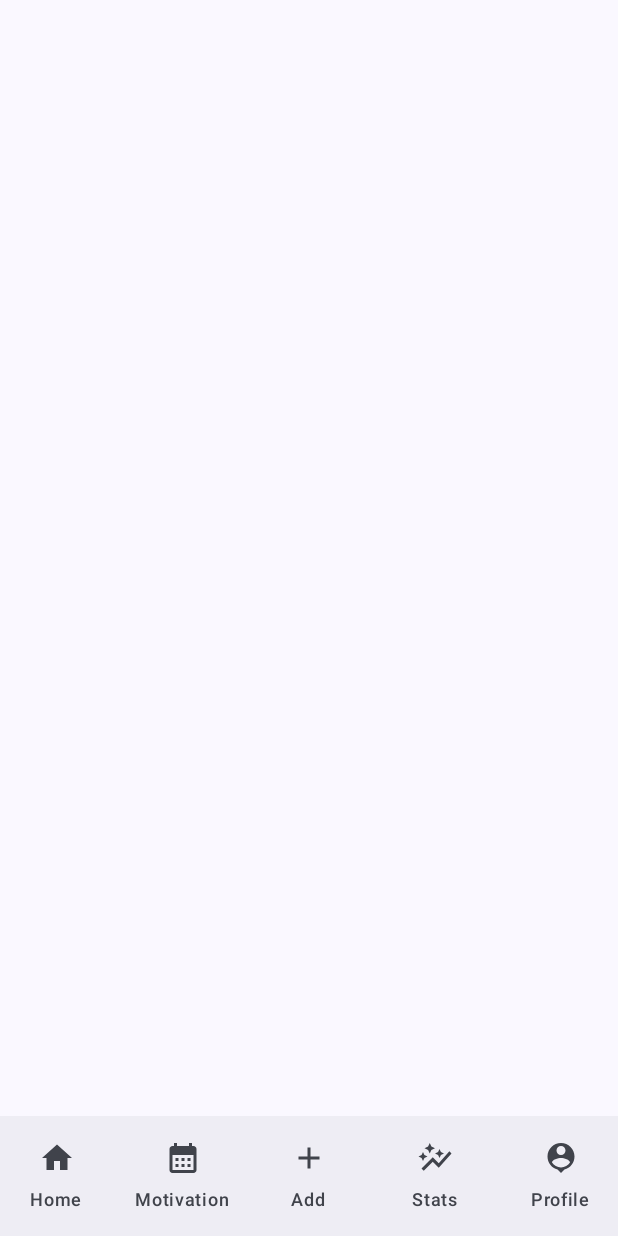
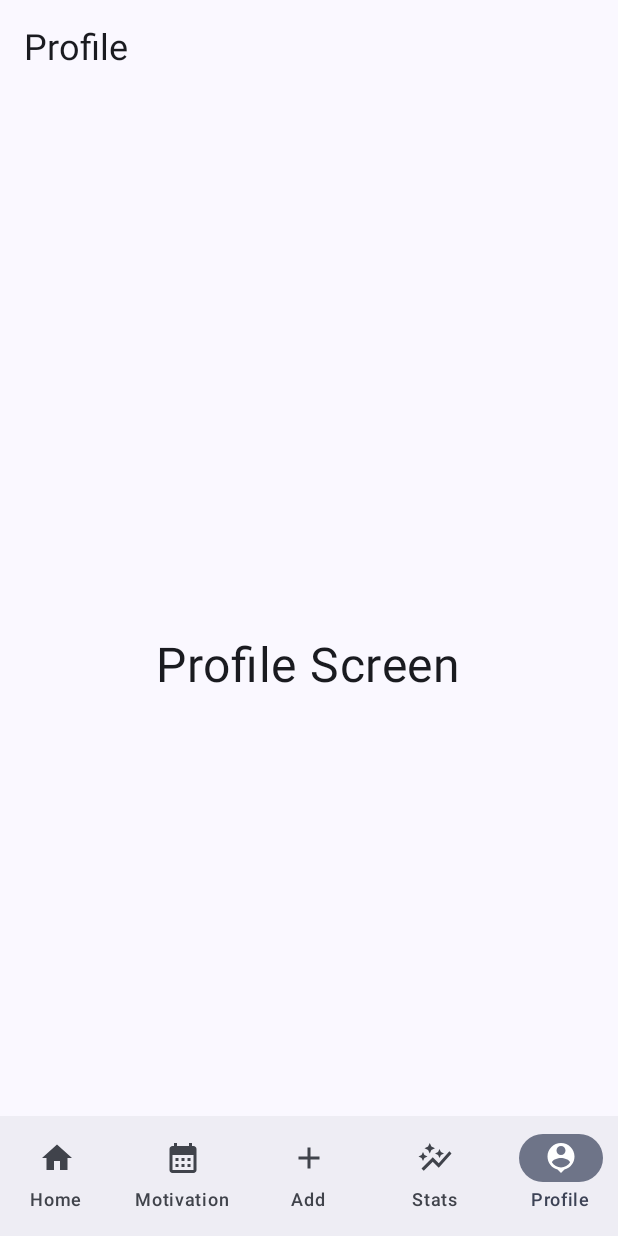
Before and after one commit to gem812/ADDappt, an Android app built with Jetpack Compose: the screen it shows after launch (MainActivity), item 5 of the bottom bar chosen, on a phone screen of 412 x 824 dp. Run offline under Robolectric (Android 15) with nearby library versions, the phone set to English and light mode, and no system bars.

Commit message:
Linked added screens and navigation to screens

```diff
--- a/app/build.gradle.kts
+++ b/app/build.gradle.kts
@@ -59,6 +59,11 @@ dependencies {
     implementation("androidx.compose.ui:ui-graphics")
     implementation("androidx.compose.ui:ui-tooling-preview")
     implementation("androidx.compose.material3:material3")
+
+    val nav_version = "2.5.3"
+
+    implementation("androidx.navigation:navigation-compose:$nav_version")
+
     testImplementation("junit:junit:4.13.2")
     androidTestImplementation("androidx.test.ext:junit:1.1.5")
     androidTestImplementation("androidx.test.espresso:espresso-core:3.5.1")
--- a/app/src/main/java/com/example/addappt/MainActivity.kt
+++ b/app/src/main/java/com/example/addappt/MainActivity.kt
@@ -17,6 +17,15 @@ import androidx.compose.runtime.Composable
 import androidx.compose.ui.Modifier
 import androidx.compose.ui.res.painterResource
 import androidx.compose.ui.tooling.preview.Preview
+import androidx.navigation.compose.NavHost
+import androidx.navigation.compose.composable
+import androidx.navigation.compose.currentBackStackEntryAsState
+import androidx.navigation.compose.rememberNavController
+import com.example.addappt.screens.AddScreen
+import com.example.addappt.screens.HomeScreen
+import com.example.addappt.screens.MotivationScreen
+import com.example.addappt.screens.ProfileScreen
+import com.example.addappt.screens.StatsScreen
 import com.example.addappt.ui.theme.ADDapptTheme
 
 class MainActivity : ComponentActivity() {
@@ -26,71 +35,113 @@ class MainActivity : ComponentActivity() {
         super.onCreate(savedInstanceState)
         setContent {
             ADDapptTheme {
-                Scaffold (
+
+                val navController = rememberNavController()
+                val backstackEntry = navController.currentBackStackEntryAsState()
+
+                Scaffold(
                     bottomBar = {
                         NavigationBar {
                             NavigationBarItem(
-                                selected = false,
-                                onClick = { /*TODO*/ },
+                                selected = backstackEntry.value?.destination?.route.equals(
+                                    HomeScreen().route
+                                ),
+                                onClick = { navController.navigate(HomeScreen().route) },
                                 label = {
                                     Text("Home")
                                 },
                                 icon = {
-                                    Icon(painter = painterResource(id = R.drawable.ic_home), contentDescription = "Home Icon")
+                                    Icon(
+                                        painter = painterResource(id = R.drawable.ic_home),
+                                        contentDescription = "Home Icon"
+                                    )
                                 }
                             )
                             NavigationBarItem(
-                                selected = false,
-                                onClick = { /*TODO*/ },
+                                selected = backstackEntry.value?.destination?.route.equals(
+                                    MotivationScreen().route
+                                ),
+                                onClick = { navController.navigate(MotivationScreen().route) },
                                 label = {
                                     Text("Motivation")
                                 },
                                 icon = {
-                                    Icon(painter = painterResource(id = R.drawable.ic_calendar), contentDescription = "Calendar Icon")
+                                    Icon(
+                                        painter = painterResource(id = R.drawable.ic_calendar),
+                                        contentDescription = "Calendar Icon"
+                                    )
                                 }
                             )
                             NavigationBarItem(
-                                selected = false,
-                                onClick = { /*TODO*/ },
+                                selected = backstackEntry.value?.destination?.route.equals(AddScreen().route),
+                                onClick = { navController.navigate(AddScreen().route) },
                                 label = {
                                     Text("Add")
                                 },
                                 icon = {
-                                    Icon(painter = painterResource(id = R.drawable.ic_add), contentDescription = "Add Icon")
+                                    Icon(
+                                        painter = painterResource(id = R.drawable.ic_add),
+                                        contentDescription = "Add Icon"
+                                    )
                                 }
                             )
                             NavigationBarItem(
-                                selected = false,
-                                onClick = { /*TODO*/ },
+                                selected = backstackEntry.value?.destination?.route.equals(
+                                    StatsScreen().route
+                                ),
+                                onClick = { navController.navigate(StatsScreen().route) },
                                 label = {
                                     Text("Stats")
                                 },
                                 icon = {
-                                    Icon(painter = painterResource(id = R.drawable.ic_graph), contentDescription = "Graph Icon")
+                                    Icon(
+                                        painter = painterResource(id = R.drawable.ic_graph),
+                                        contentDescription = "Graph Icon"
+                                    )
                                 }
                             )
                             NavigationBarItem(
-                                selected = false,
-                                onClick = { /*TODO*/ },
+                                selected = backstackEntry.value?.destination?.route.equals(
+                                    ProfileScreen().route) ,
+                                onClick = { navController.navigate(ProfileScreen().route)},
                                 label = {
                                     Text("Profile")
                                 },
                                 icon = {
-                                    Icon(painter = painterResource(id = R.drawable.ic_profile), contentDescription = "Profile Icon")
+                                    Icon(
+                                        painter = painterResource(id = R.drawable.ic_profile),
+                                        contentDescription = "Profile Icon"
+                                    )
                                 }
                             )
                         }
                     },
                     content = {
+                        NavHost(
+                            navController = navController,
+                            startDestination = HomeScreen().route
+                        ) {
+                            composable(HomeScreen().route) {
+                                HomeScreen().Create()
+                            }
+                            composable(MotivationScreen().route) {
+                                MotivationScreen().Create()
+                            }
+                            composable(AddScreen().route) {
+                                AddScreen().Create()
+                            }
+                            composable(StatsScreen().route) {
+                                StatsScreen().Create()
 
+                            }
+                            composable(ProfileScreen().route) {
+                                ProfileScreen().Create()
+
+                        }
+                        }
                     }
                 )
             }
         }
     }
 }
-
-@Composable
-fun MainScreen(){
-
-}
--- /dev/null
+++ b/app/src/main/java/com/example/addappt/screens/HomeScreen.kt
@@ -0,0 +1,44 @@
+package com.example.addappt.screens
+
+import android.annotation.SuppressLint
+import androidx.compose.foundation.layout.Arrangement
+import androidx.compose.foundation.layout.Column
+import androidx.compose.foundation.layout.fillMaxSize
+import androidx.compose.foundation.layout.padding
+import androidx.compose.material3.ExperimentalMaterial3Api
+import androidx.compose.material3.Scaffold
+import androidx.compose.material3.Text
+import androidx.compose.material3.TopAppBar
+import androidx.compose.runtime.Composable
+import androidx.compose.ui.Alignment
+import androidx.compose.ui.Modifier
+import androidx.compose.ui.unit.sp
+
+class HomeScreen {
+
+    val route = "home"
+
+    @SuppressLint("UnusedMaterial3ScaffoldPaddingParameter")
+    @OptIn(ExperimentalMaterial3Api::class)
+    @Composable
+    fun Create() {
+        Scaffold (
+            topBar = {
+                TopAppBar(
+                    title = { Text("Home", fontSize = 24.sp) }
+                )
+            },
+            content = {
+                Column(
+                    modifier = Modifier
+                        .padding(it)
+                        .fillMaxSize(),
+                    Arrangement.Center,
+                    Alignment.CenterHorizontally
+                ){
+                    Text("Home Screen", fontSize = 32.sp)
+                }
+            }
+        )
+    }
+}
--- /dev/null
+++ b/app/src/main/java/com/example/addappt/screens/ProfileScreen.kt
@@ -0,0 +1,44 @@
+package com.example.addappt.screens
+
+import android.annotation.SuppressLint
+import androidx.compose.foundation.layout.Arrangement
+import androidx.compose.foundation.layout.Column
+import androidx.compose.foundation.layout.fillMaxSize
+import androidx.compose.foundation.layout.padding
+import androidx.compose.material3.ExperimentalMaterial3Api
+import androidx.compose.material3.Scaffold
+import androidx.compose.material3.Text
+import androidx.compose.material3.TopAppBar
+import androidx.compose.runtime.Composable
+import androidx.compose.ui.Alignment
+import androidx.compose.ui.Modifier
+import androidx.compose.ui.unit.sp
+
+class ProfileScreen {
+
+    val route = "profile"
+
+    @SuppressLint("UnusedMaterial3ScaffoldPaddingParameter")
+    @OptIn(ExperimentalMaterial3Api::class)
+    @Composable
+    fun Create() {
+        Scaffold (
+            topBar = {
+                TopAppBar(
+                    title = { Text("Profile", fontSize = 24.sp) }
+                )
+            },
+            content = {
+                Column(
+                    modifier = Modifier
+                        .padding(it)
+                        .fillMaxSize(),
+                    Arrangement.Center,
+                    Alignment.CenterHorizontally
+                ){
+                    Text("Profile Screen", fontSize = 32.sp)
+                }
+            }
+        )
+    }
+}
--- /dev/null
+++ b/app/src/main/java/com/example/addappt/screens/StatsScreen.kt
@@ -0,0 +1,44 @@
+package com.example.addappt.screens
+
+import android.annotation.SuppressLint
+import androidx.compose.foundation.layout.Arrangement
+import androidx.compose.foundation.layout.Column
+import androidx.compose.foundation.layout.fillMaxSize
+import androidx.compose.foundation.layout.padding
+import androidx.compose.material3.ExperimentalMaterial3Api
+import androidx.compose.material3.Scaffold
+import androidx.compose.material3.Text
+import androidx.compose.material3.TopAppBar
+import androidx.compose.runtime.Composable
+import androidx.compose.ui.Alignment
+import androidx.compose.ui.Modifier
+import androidx.compose.ui.unit.sp
+
+class StatsScreen {
+
+    val route = "stats"
+
+    @SuppressLint("UnusedMaterial3ScaffoldPaddingParameter")
+    @OptIn(ExperimentalMaterial3Api::class)
+    @Composable
+    fun Create() {
+        Scaffold (
+            topBar = {
+                TopAppBar(
+                    title = { Text("Stats", fontSize = 24.sp) }
+                )
+            },
+            content = {
+                Column(
+                    modifier = Modifier
+                        .padding(it)
+                        .fillMaxSize(),
+                    Arrangement.Center,
+                    Alignment.CenterHorizontally
+                ){
+                    Text("Stats Screen", fontSize = 32.sp)
+                }
+            }
+        )
+    }
+}
```
Also changed, not shown: app/src/main/java/com/example/addappt/screens/AddScreen.kt (added, +44 -0 lines), app/src/main/java/com/example/addappt/screens/MotivationScreen.kt (added, +44 -0 lines).
